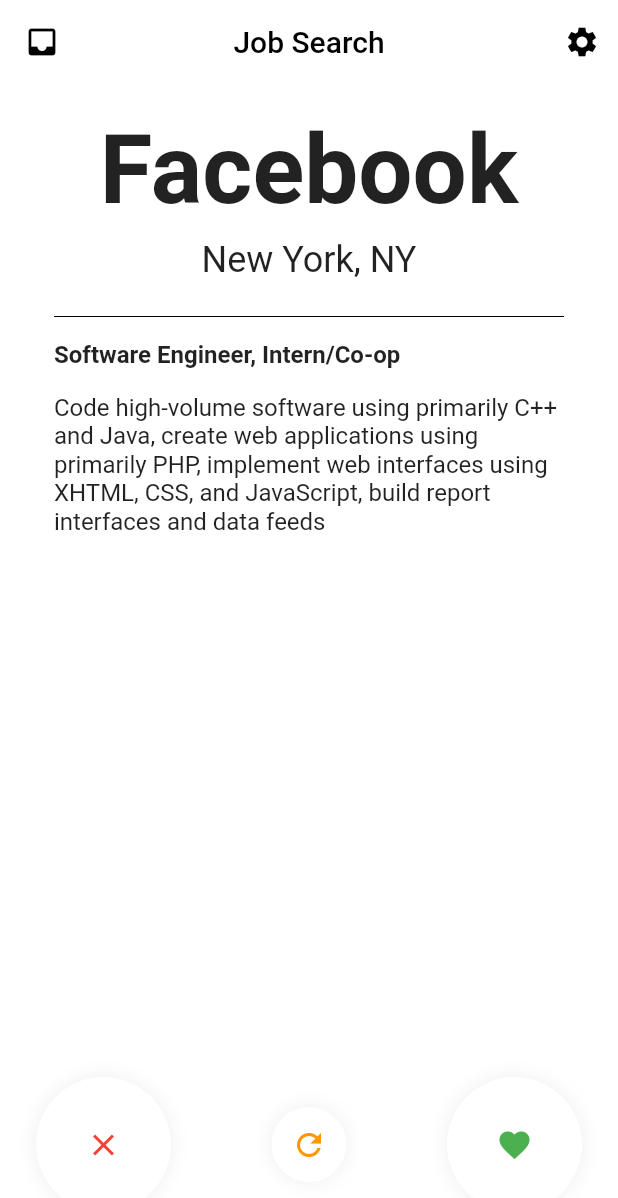
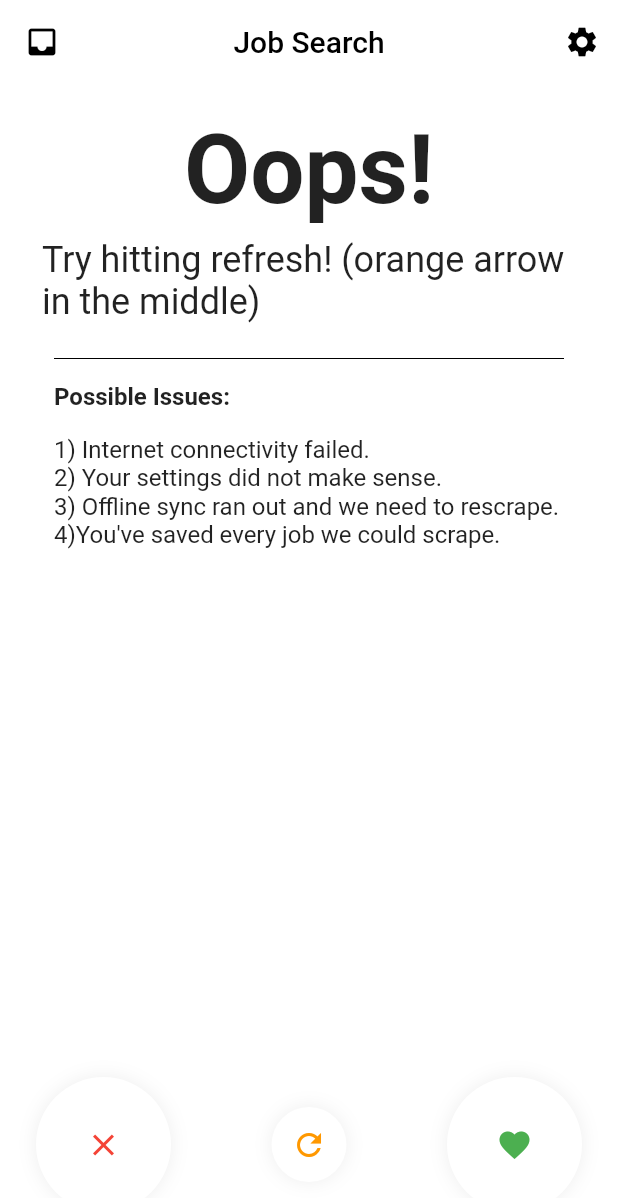
Before and after one commit to kkhan01/Finder, a Flutter app: the screen it shows after launch, on a phone screen of 412 x 824 dp. Shown: the top 1198 px of the screen. Run offline on Flutter 3.47's test engine with Material 2 defaults, Android fonts, the phone set to English and light mode, and no system bars; our stand-ins replace shared_preferences, sqflite; accounts and stored records are empty.

```diff
--- a/lib/main.dart
+++ b/lib/main.dart
@@ -34,13 +34,28 @@ class _MyApp extends State<MyApp> {
   // TODO: api call to set job list here
   int _id = 0;
 
-  Job currentJob = Job(
-    "Facebook",
-    "New York, NY",
-    "Software Engineer, Intern/Co-op",
-    "Code high-volume software using primarily C++ and Java, create web applications using primarily PHP, implement web interfaces using XHTML, CSS, and JavaScript, build report interfaces and data feeds",
-    "https://www.facebook.com"
+  List<Job>jL = [Job(
+      "Facebook",
+      "New York, NY",
+      "Software Engineer, Intern/Co-op",
+      "Code high-volume software using primarily C++ and Java, create web applications using primarily PHP, implement web interfaces using XHTML, CSS, and JavaScript, build report interfaces and data feeds",
+      "https://www.facebook.com"
+    ), Job(
+      "Grubhub",
+      "New York, NY",
+      "Software Engineer, Intern/Co-op",
+      "Code high-volume software using primarily C++ and Java, create web applications using primarily PHP, implement web interfaces using XHTML, CSS, and JavaScript, build report interfaces and data feeds",
+      "https://www.facebook.com"
+  )];
+
+   Job currentJob = Job(
+      "Oops!",
+      "Try hitting refresh! (orange arrow in the middle)",
+      "Possible Issues:",
+      "1\) Internet connectivity failed.\n2\) Your settings did not make sense.\n3\) Offline sync ran out and we need to rescrape.\n4)\You've saved every job we could scrape.",
+      "https://www.google.com"
   );
+  //currentJob = jL[0];
 
   // TODO: function to pop first in job list
   // sets variables to the value of next in array
@@ -48,13 +63,11 @@ class _MyApp extends State<MyApp> {
   void _setnext() {
     setState(() {
         /* ... */
-        currentJob = Job(
-          "Facebook$_id",
-          "New York, NY",
-          "Software Engineer, Intern/Co-op",
-          "Code high-volume software using primarily C++ and Java, create web applications using primarily PHP, implement web interfaces using XHTML, CSS, and JavaScript, build report interfaces and data feeds",
-          "https://www.facebook.com"
-        );
+        if(_id > 0){
+          currentJob = jL[1];
+        }else{
+          currentJob = jL[0];
+        }
     });
   }
   void _nextjob() {
@@ -191,3 +204,28 @@ List<Job> parseJobs(String responseBody) {
   .map<Job>((json) => new Job.fromJson(json))
   .toList();
 }
+
+class JobsList extends StatelessWidget {
+  final List<Job> jobs;
+
+  JobsList({Key key, this.jobs}) : super(key: key);
+
+  @override
+  Widget build(BuildContext context) {
+    return ListView.builder(
+      itemCount: jobs.length,
+      itemExtent: 2500,
+      itemBuilder: (context, index) {
+        return Column(
+          children: <Widget>[
+            Text(jobs[index].company),
+            Text(jobs[index].location),
+            Text(jobs[index].position),
+            Text(_parseHtmlString(jobs[index].description)),
+            Text(jobs[index].url),
+          ],
+        );
+      },
+    );
+  }
+}
```
